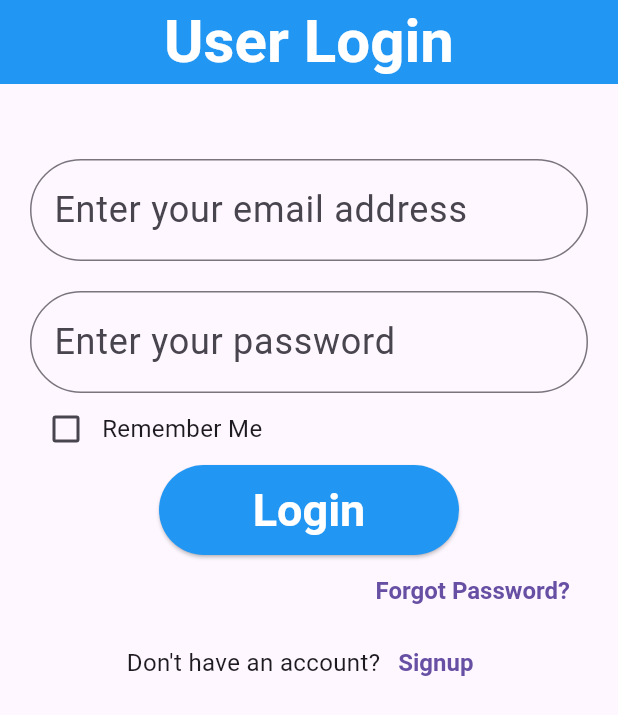
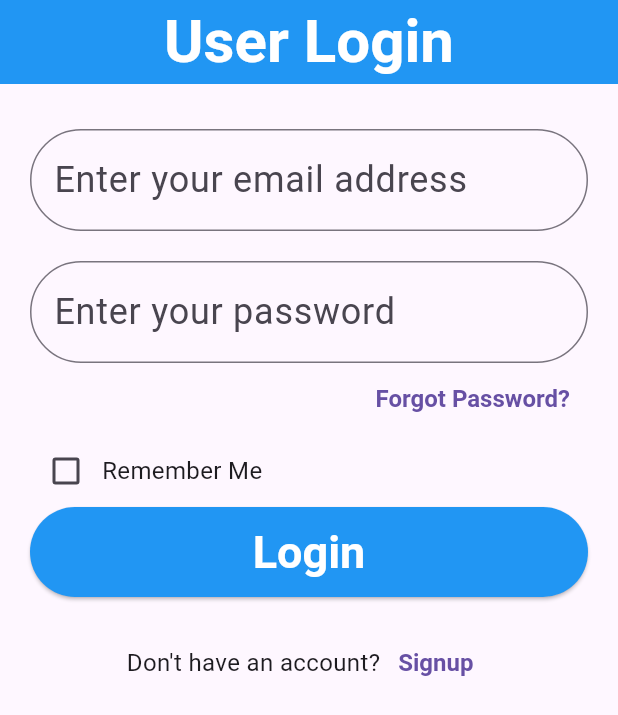
Before and after one commit to MuhammadBilalAkbar/flutter_secure_storage_plugin, a Flutter app: the ForgotPasswordPage screen opened directly, after a tap on "Login", on a phone screen of 412 x 824 dp. Shown: the top 715 px of the screen. Run offline on Flutter 3.47's test engine with Material 3 defaults, Android fonts, the light colour scheme and no system bars; our stand-ins replace firebase_auth, firebase_core; accounts and stored records are empty.

Commit message:
Codes changes for Script

```diff
--- a/lib/pages/forgot_password_page.dart
+++ b/lib/pages/forgot_password_page.dart
@@ -48,27 +48,20 @@
         appBar: AppBar(
           title: const Text('Reset Password'),
         ),
-        body: Column(
-          children: [
-            Container(
-              margin: const EdgeInsets.only(top: 20.0),
-              child: const Text(
-                'Reset Link will be sent to your email id!',
-                style: TextStyle(fontSize: 20),
-              ),
-            ),
-            Expanded(
+        body: Padding(
+          padding: const EdgeInsets.symmetric(horizontal: 20),
           child: Form(
             key: formKey,
-                child: Padding(
-                  padding:
-                      const EdgeInsets.symmetric(vertical: 20, horizontal: 30),
             child: ListView(
               children: [
-                      Container(
-                        margin: const EdgeInsets.only(bottom: 10.0),
-                        child: TextFieldBuilder(
-                          emailController: emailController,
+                const SizedBox(height: 30),
+                const Text(
+                  'Reset Link will be sent to your email id!',
+                  style: TextStyle(fontSize: 16),
+                ),
+                const SizedBox(height: 20),
+                TextFieldBuilder(
+                  controller: emailController,
                   labelText: 'Enter your email address',
                   validator: (value) {
                     if (value == null || value.isEmpty) {
@@ -79,10 +72,7 @@
                     return null;
                   },
                 ),
-                      ),
-                      Row(
-                        mainAxisAlignment: MainAxisAlignment.center,
-                        children: [
+                const SizedBox(height: 20),
                 ElevatedButton(
                   onPressed: () {
                     if (formKey.currentState!.validate())
@@ -90,6 +80,7 @@
                   },
                   child: const Text('Send Email'),
                 ),
+
                 TextButton(
                   onPressed: () => {
                     Navigator.pushAndRemoveUntil(
@@ -105,34 +96,7 @@
                 ),
               ],
             ),
-                      Row(
-                        mainAxisAlignment: MainAxisAlignment.center,
-                        children: [
-                          const Text(
-                            'Don\'t have an Account?',
-                            style: TextStyle(fontSize: 20),
           ),
-                          TextButton(
-                            onPressed: () => {
-                              Navigator.pushAndRemoveUntil(
-                                context,
-                                PageRouteBuilder(
-                                  pageBuilder: (context, _, __) =>
-                                      const Signup(),
-                                ),
-                                (route) => false,
-                              ),
-                            },
-                            child: const Text('Signup'),
-                          ),
-                        ],
-                      )
-                    ],
-                  ),
-                ),
-              ),
-            ),
-          ],
         ),
       );
 }
--- a/lib/pages/signin_page.dart
+++ b/lib/pages/signin_page.dart
@@ -94,12 +94,11 @@
           key: formKey,
           child: Container(
             margin: const EdgeInsets.symmetric(horizontal: 20),
-            child: SingleChildScrollView(
-              child: Column(
+            child: ListView(
               children: [
-                  const SizedBox(height: 50),
+                const SizedBox(height: 30),
                 TextFieldBuilder(
-                    emailController: emailController,
+                  controller: emailController,
                   labelText: 'Enter your email address',
                   validator: (value) {
                     if (value == null || value.isEmpty) {
@@ -112,14 +111,22 @@
                 ),
                 const SizedBox(height: 20),
                 TextFieldBuilder(
-                    emailController: passwordController,
+                  controller: passwordController,
                   labelText: 'Enter your password',
+                  obscureText: true,
                   validator: (value) {
                     if (value == null || value.isEmpty) {
                       return 'Please Enter Password';
                     }
                     return null;
                   },
+                ),
+                const Align(
+                  alignment: Alignment.centerRight,
+                  child: TextButtonBuilder(
+                    ForgotPasswordPage(),
+                    text: 'Forgot Password?',
+                  ),
                 ),
                 Row(
                   mainAxisAlignment: MainAxisAlignment.start,
@@ -139,13 +146,7 @@
                   },
                   child: const Text('Login'),
                 ),
-                  const Align(
-                    alignment: Alignment.centerRight,
-                    child: TextButtonBuilder(
-                      ForgotPasswordPage(),
-                      text: 'Forgot Password?',
-                    ),
-                  ),
+                const SizedBox(height: 20),
                 const Row(
                   mainAxisAlignment: MainAxisAlignment.center,
                   children: [
@@ -160,6 +161,5 @@
             ),
           ),
         ),
-        ),
       );
 }
--- a/lib/pages/signup_page.dart
+++ b/lib/pages/signup_page.dart
@@ -81,12 +81,11 @@
           key: formKey,
           child: Container(
             margin: const EdgeInsets.symmetric(horizontal: 20),
-            child: SingleChildScrollView(
-              child: Column(
+            child: ListView(
               children: [
                 const SizedBox(height: 30),
                 TextFieldBuilder(
-                    emailController: emailController,
+                  controller: emailController,
                   labelText: 'Enter your email address',
                   validator: (value) {
                     if (value == null || value.isEmpty) {
@@ -99,7 +98,8 @@
                 ),
                 const SizedBox(height: 20),
                 TextFieldBuilder(
-                    emailController: passwordController,
+                  controller: passwordController,
+                  obscureText: true,
                   labelText: 'Enter your password',
                   validator: (value) {
                     if (value == null || value.isEmpty) {
@@ -110,7 +110,8 @@
                 ),
                 const SizedBox(height: 20),
                 TextFieldBuilder(
-                    emailController: confirmPasswordController,
+                  controller: confirmPasswordController,
+                  obscureText: true,
                   labelText: 'Confirm your password',
                   validator: (value) {
                     if (value == null || value.isEmpty) {
@@ -126,6 +127,7 @@
                   },
                   child: const Text('Sign Up'),
                 ),
+                const SizedBox(height: 20),
                 const Row(
                   mainAxisAlignment: MainAxisAlignment.center,
                   children: [
@@ -137,6 +139,5 @@
             ),
           ),
         ),
-        ),
       );
 }
--- a/lib/widgets/text_field_builder.dart
+++ b/lib/widgets/text_field_builder.dart
@@ -3,19 +3,22 @@
 class TextFieldBuilder extends StatelessWidget {
   const TextFieldBuilder({
     super.key,
-    required this.emailController,
+    required this.controller,
     required this.labelText,
+    this.obscureText = false,
     required this.validator,
   });
 
-  final TextEditingController emailController;
+  final TextEditingController controller;
   final String labelText;
+  final bool obscureText;
   final String? Function(String?) validator;
 
   @override
   Widget build(BuildContext context) {
     return TextFormField(
-      controller: emailController,
+      controller: controller,
+      obscureText: obscureText,
       autofocus: false,
       style: const TextStyle(fontSize: 24),
       decoration: InputDecoration(
```
Lines whose indentation alone changed are shown as unchanged.
